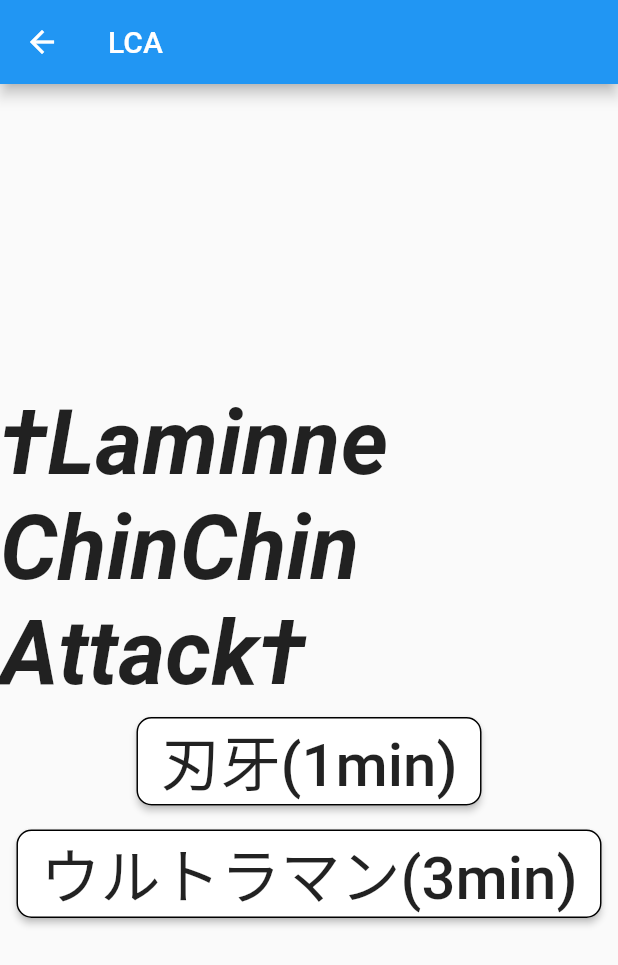
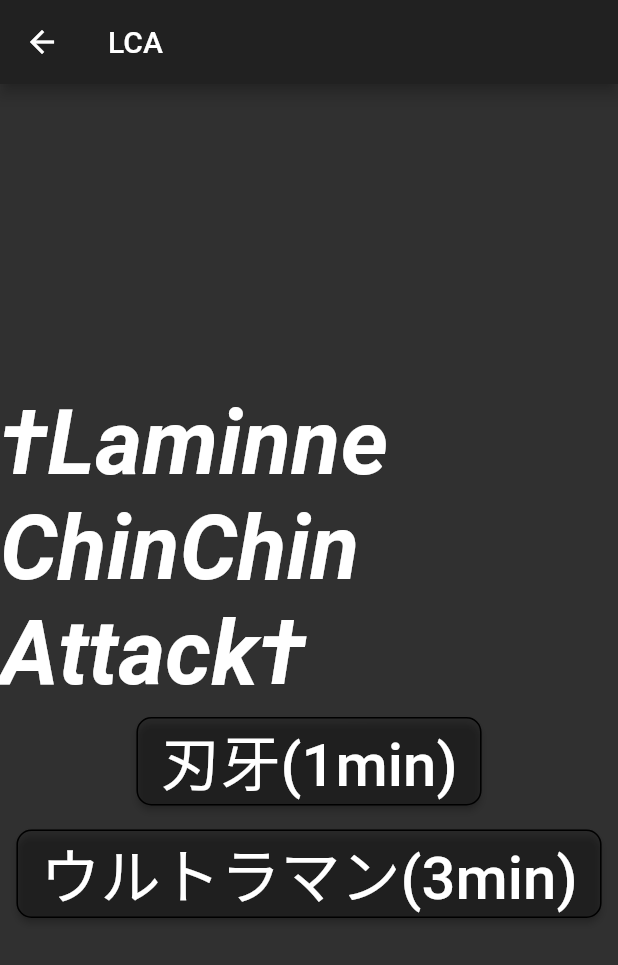
Before and after one commit to isso0424/itasitaima, a Flutter app: the screen it shows after launch, after a tap on "らみんちんちんアタック!!!", on a phone screen of 412 x 824 dp. Shown: the top 965 px of the screen. Run offline on Flutter 3.47's test engine with Material 2 defaults, Android fonts, the phone set to English and light mode, and no system bars; our stand-ins replace share.

Commit message:
[Update]Attach dark theme

```diff
--- a/lib/baki_timer/laminne_chinchin_attack.dart
+++ b/lib/baki_timer/laminne_chinchin_attack.dart
@@ -31,7 +31,7 @@ class LammineChinchinAttackState extends State<LammineChinchinAttack> {
                 onPressed: () {
                   Navigator.push(context, MaterialPageRoute(builder: (context) => LCATimer(maxSeconds: 60, title: "刃牙",)));
                 },
-                color: Colors.white,
+                color: Colors.black12,
                 shape: OutlineInputBorder(
                   borderRadius: BorderRadius.all(Radius.circular(10.0)),
                 ),
@@ -44,7 +44,7 @@ class LammineChinchinAttackState extends State<LammineChinchinAttack> {
                 onPressed: () {
                   Navigator.push(context, MaterialPageRoute(builder: (context) => LCATimer(maxSeconds: 180, title: "ウルトラマン",)));
                 },
-                color: Colors.white,
+                color: Colors.black12,
                 shape: OutlineInputBorder(
                   borderRadius: BorderRadius.all(Radius.circular(10.0)),
                 ),
@@ -137,7 +137,7 @@ class LCATimerState extends State<LCATimer> {
                 );
               },
               child: Text(isStart ? "Finish!!!" : "Start!!!", style: TextStyle(fontSize: 20),),
-              color: Colors.white,
+              color: Colors.black12,
               shape: OutlineInputBorder(
                 borderRadius: BorderRadius.all(Radius.circular(10.0)),
               ),
--- a/lib/main.dart
+++ b/lib/main.dart
@@ -12,22 +12,7 @@ class MyApp extends StatelessWidget {
   Widget build(BuildContext context) {
     return MaterialApp(
       title: 'Flutter Demo',
-      theme: ThemeData(
-        // This is the theme of your application.
-        //
-        // Try running your application with "flutter run". You'll see the
-        // application has a blue toolbar. Then, without quitting the app, try
-        // changing the primarySwatch below to Colors.green and then invoke
-        // "hot reload" (press "r" in the console where you ran "flutter run",
-        // or simply save your changes to "hot reload" in a Flutter IDE).
-        // Notice that the counter didn't reset back to zero; the application
-        // is not restarted.
-        primarySwatch: Colors.blue,
-        // This makes the visual density adapt to the platform that you run
-        // the app on. For desktop platforms, the controls will be smaller and
-        // closer together (more dense) than on mobile platforms.
-        visualDensity: VisualDensity.adaptivePlatformDensity,
-      ),
+      theme: ThemeData.dark(),
       initialRoute: "/",
       routes: <String, WidgetBuilder> {
         "/": (BuildContext context) => MyHomePage(title: "itashi timer",),
```
